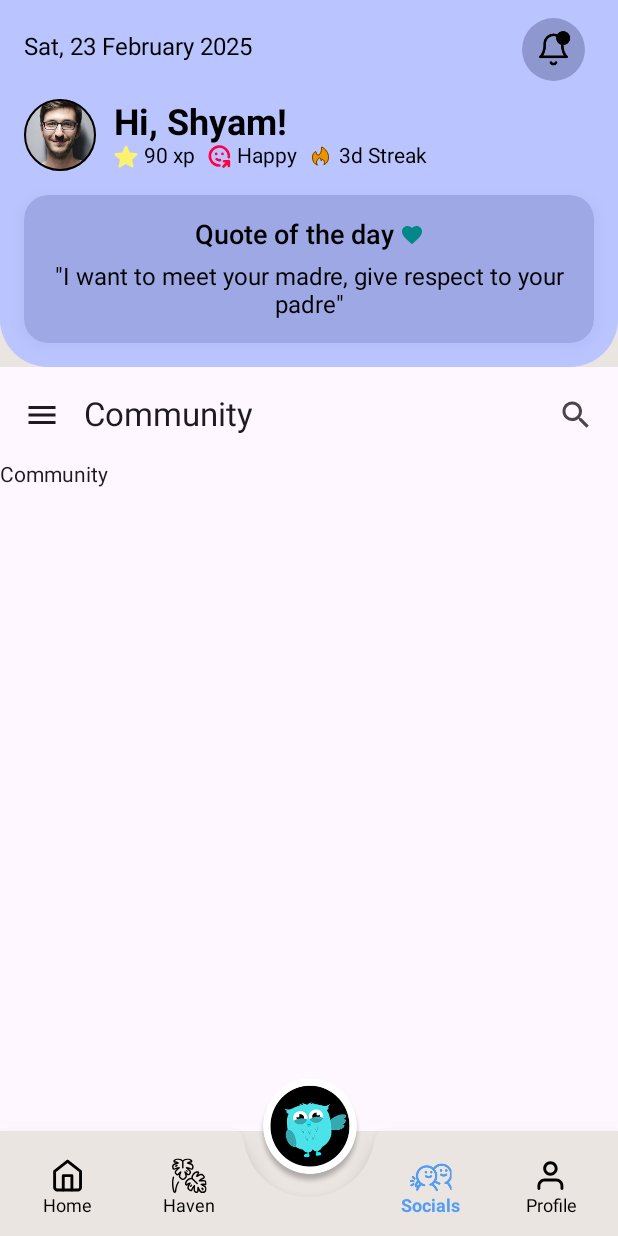
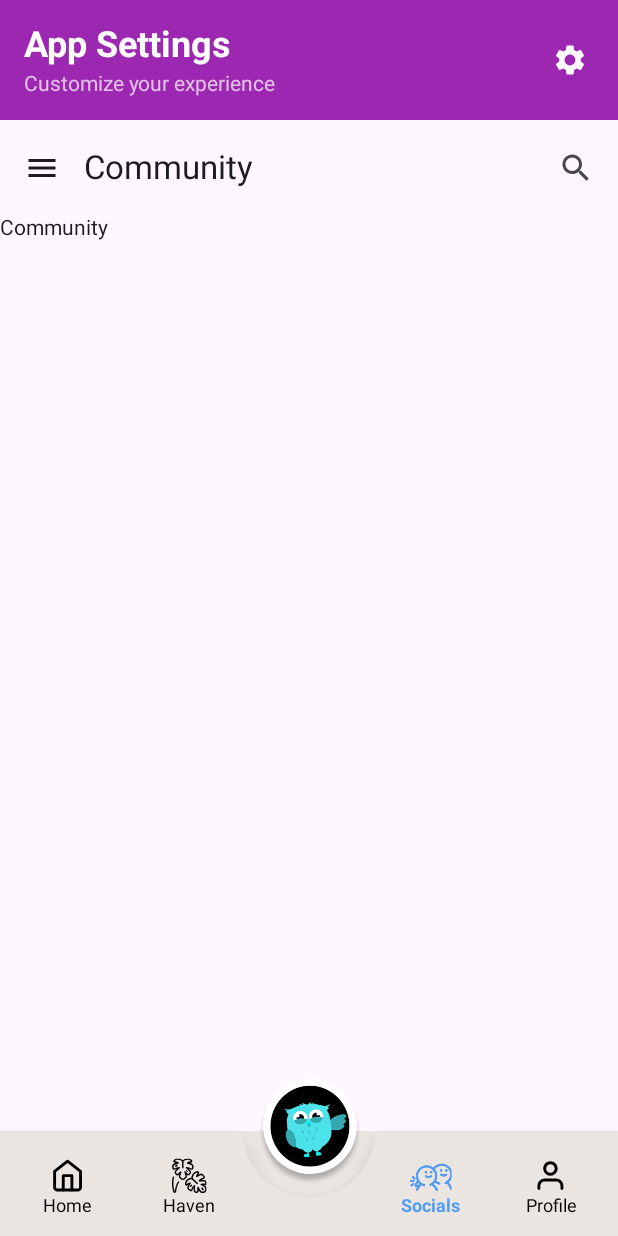
Before and after one commit to Ritovan03/Luna, an Android app built with Jetpack Compose: the @Preview function homescreenpreview, item 4 of the bottom bar chosen, on a phone screen of 412 x 824 dp. Run offline under Robolectric (Android 15) with nearby library versions, the phone set to English and light mode, and no system bars.

Commit message:
dynamic app bar added

```diff
--- a/app/src/main/java/com/example/mentalhealthapp/presentation/home/HomeScreen.kt
+++ b/app/src/main/java/com/example/mentalhealthapp/presentation/home/HomeScreen.kt
@@ -6,11 +6,19 @@ import androidx.compose.foundation.layout.padding
 import androidx.compose.material.FabPosition
 import androidx.compose.material.Scaffold
 import androidx.compose.runtime.Composable
+import androidx.compose.runtime.getValue
 import androidx.compose.ui.Modifier
 import androidx.compose.ui.res.colorResource
 import androidx.compose.ui.tooling.preview.Preview
+import androidx.navigation.compose.currentBackStackEntryAsState
 import androidx.navigation.compose.rememberNavController
 import com.example.mentalhealthapp.R
+import com.example.mentalhealthapp.presentation.top_bar.ChatbotTopBar
+import com.example.mentalhealthapp.presentation.top_bar.CommunityTopBar
+import com.example.mentalhealthapp.presentation.top_bar.HomeTopBar
+import com.example.mentalhealthapp.presentation.top_bar.ProfileTopBar
+import com.example.mentalhealthapp.presentation.top_bar.ToolsTopBar
+
 
 @Composable
 fun HomeScreen() {
@@ -21,14 +29,17 @@ fun HomeScreen() {
             .fillMaxSize(),
 
         topBar = {
-            DailyStreakTopBar(
-                date = "Sat, 23 February 2025",
-                username = "Shyam",
-                xp = 90,
-                mood = "Happy",
-                streakDays = 3,
-                quoteOfTheDay = "\"I want to meet your madre, give respect to your padre\""
-            )
+            val navBackStackEntry by navController.currentBackStackEntryAsState()
+            val currentRoute = navBackStackEntry?.destination?.route
+
+            when (currentRoute) {
+                BottomNavItem.Home.route -> HomeTopBar()
+                BottomNavItem.Tools.route -> ToolsTopBar()
+                BottomNavItem.Community.route -> CommunityTopBar()
+                BottomNavItem.Profile.route -> ProfileTopBar()
+                BottomNavItem.Chatbot.route -> ChatbotTopBar()
+                else -> HomeTopBar() // Default case
+            }
         },
 
         floatingActionButton = {
@@ -43,7 +54,7 @@ fun HomeScreen() {
         floatingActionButtonPosition = FabPosition.Center,
         backgroundColor = colorResource(R.color.offwhite_screen_color),
 
-    ) { paddingValues ->
+        ) { paddingValues ->
         Box(modifier = Modifier.padding(paddingValues)) {
             HomeNavGraph(navController)
         }
--- /dev/null
+++ b/app/src/main/java/com/example/mentalhealthapp/presentation/top_bar/CommunityTopBar.kt
@@ -0,0 +1,61 @@
+package com.example.mentalhealthapp.presentation.top_bar
+
+import androidx.compose.foundation.background
+import androidx.compose.foundation.layout.Box
+import androidx.compose.foundation.layout.Column
+import androidx.compose.foundation.layout.fillMaxWidth
+import androidx.compose.foundation.layout.padding
+import androidx.compose.material.icons.Icons
+import androidx.compose.material.icons.filled.Settings
+import androidx.compose.material3.Icon
+import androidx.compose.material3.IconButton
+import androidx.compose.material3.Text
+import androidx.compose.runtime.Composable
+import androidx.compose.ui.Alignment
+import androidx.compose.ui.Modifier
+import androidx.compose.ui.graphics.Color
+import androidx.compose.ui.text.font.FontWeight
+import androidx.compose.ui.unit.dp
+import androidx.compose.ui.unit.sp
+
+@Composable
+fun CommunityTopBar() {
+    Box(
+        modifier = Modifier
+            .fillMaxWidth()
+            .background(Color(0xFF9C27B0))
+    ) {
+        Column {
+            Text(
+                text = "App Settings",
+                modifier = Modifier
+                    .padding(start = 16.dp, top = 16.dp, bottom = 4.dp)
+                    .fillMaxWidth(),
+                color = Color.White,
+                fontSize = 24.sp,
+                fontWeight = FontWeight.Bold
+            )
+            Text(
+                text = "Customize your experience",
+                modifier = Modifier
+                    .padding(start = 16.dp, bottom = 16.dp)
+                    .fillMaxWidth(),
+                color = Color.White.copy(alpha = 0.7f),
+                fontSize = 14.sp
+            )
+        }
+
+        IconButton(
+            onClick = {},
+            modifier = Modifier
+                .align(Alignment.CenterEnd)
+                .padding(end = 8.dp)
+        ) {
+            Icon(
+                Icons.Default.Settings,
+                contentDescription = "Settings",
+                tint = Color.White
+            )
+        }
+    }
+}
--- /dev/null
+++ b/app/src/main/java/com/example/mentalhealthapp/presentation/top_bar/HomeTopBar.kt
@@ -0,0 +1,43 @@
+package com.example.mentalhealthapp.presentation.top_bar
+
+import androidx.compose.material.icons.Icons
+import androidx.compose.material.icons.filled.Favorite
+import androidx.compose.material.icons.filled.Menu
+import androidx.compose.material3.ExperimentalMaterial3Api
+import androidx.compose.material3.Icon
+import androidx.compose.material3.IconButton
+import androidx.compose.material3.Text
+import androidx.compose.material3.TopAppBar
+import androidx.compose.material3.TopAppBarDefaults
+import androidx.compose.runtime.Composable
+import androidx.compose.ui.graphics.Color
+
+
+@OptIn(ExperimentalMaterial3Api::class)
+@Composable
+fun HomeTopBar() {
+    TopAppBar(
+        title = { Text("Home Dashboard", color = Color.White) },
+        navigationIcon = {
+            IconButton(onClick = {}) {
+                Icon(
+                    Icons.Default.Menu,
+                    contentDescription = "Menu",
+                    tint = Color.White
+                )
+            }
+        },
+        actions = {
+            IconButton(onClick = {}) {
+                Icon(
+                    Icons.Default.Favorite,
+                    contentDescription = "Favorite",
+                    tint = Color.White
+                )
+            }
+        },
+        colors = TopAppBarDefaults.topAppBarColors(
+            containerColor = Color(0xFF2196F3)
+        )
+    )
+}
```
Also changed, not shown: app/src/main/java/com/example/mentalhealthapp/presentation/top_bar/ChatbotTopBar.kt (added, +39 -0 lines), app/src/main/java/com/example/mentalhealthapp/presentation/top_bar/ProfileTopbar.kt (added, +64 -0 lines), app/src/main/java/com/example/mentalhealthapp/presentation/top_bar/ToolsTopBar.kt (added, +41 -0 lines).
